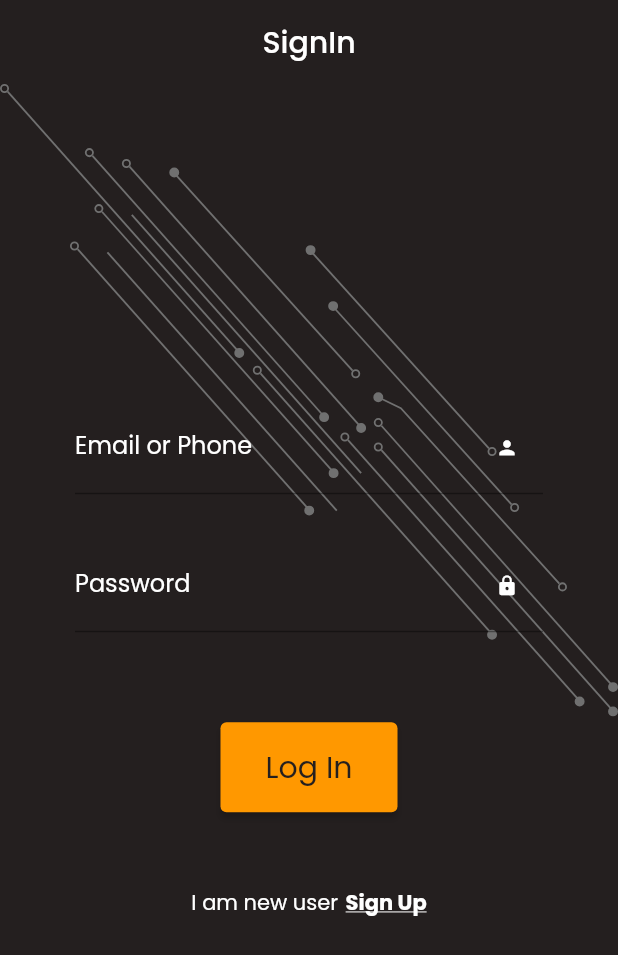
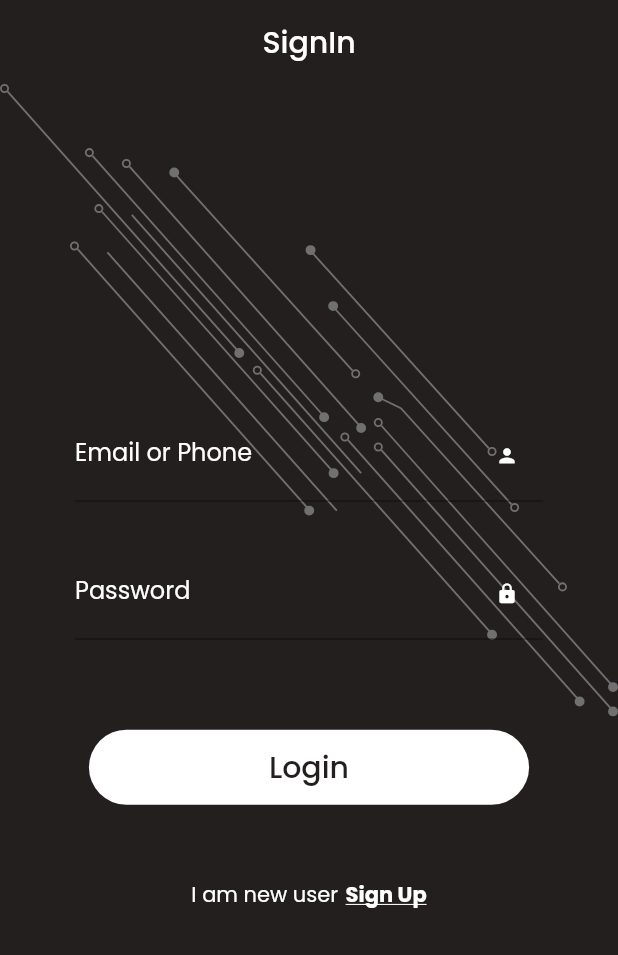
Before and after one commit to Technogeekpro/Mobile_Service, a Flutter app: the screen it shows after launch, after a tap on "Log In", on a phone screen of 412 x 824 dp. Shown: the top 955 px of the screen. Run offline on Flutter 3.47's test engine with Material 2 defaults, Android fonts, the phone set to English and light mode, and no system bars; our stand-ins replace carousel_slider, cloud_firestore, firebase_auth, firebase_core, flutter_svg, get and 1 more; accounts and stored records are empty.

Commit message:
change button

```diff
--- a/lib/view/signin.dart
+++ b/lib/view/signin.dart
@@ -1,4 +1,3 @@
-
 import 'package:firebase_core/firebase_core.dart';
 import 'package:flutter_svg/flutter_svg.dart';
 import 'package:flutter/material.dart';
@@ -8,14 +7,11 @@ import 'package:mobile_service/controller/auth_controller.dart';
 import 'package:mobile_service/widget/colors.dart';
 
 class SignIn extends GetWidget<FirebaseAuthController> {
-
   TextEditingController emailController = new TextEditingController();
   TextEditingController passwordController = new TextEditingController();
 
-
   @override
   Widget build(BuildContext context) {
-
     return Scaffold(
       appBar: AppBar(
         elevation: 0,
@@ -39,7 +35,7 @@ class SignIn extends GetWidget<FirebaseAuthController> {
               child: Column(
                 children: [
                   TextField(
-                          controller:emailController,
+                      controller: emailController,
                       cursorColor: CustomColor.secondaryColor,
                       decoration: InputDecoration(
                           focusedBorder: new UnderlineInputBorder(
@@ -78,26 +74,23 @@ class SignIn extends GetWidget<FirebaseAuthController> {
                   SizedBox(
                     height: 60,
                   ),
-
-                       ElevatedButton(
-                            style: ElevatedButton.styleFrom(
-                              // background color
-                              primary: Colors.orange,
-                              padding: EdgeInsets.symmetric(horizontal: 30, vertical: 15),
-
-                              textStyle: GoogleFonts.poppins(fontSize: 20),
+                  TextButton(
+                      onPressed: () async {
+                        controller.login(
+                            emailController.text, passwordController.text);
+                      },
+                      style: TextButton.styleFrom(
+                        backgroundColor: CustomColor.secondaryColor,
+                        primary: CustomColor.primaryColor,
+                        padding: EdgeInsets.fromLTRB(120, 10, 120, 10),
+                        shape: new RoundedRectangleBorder(
+                            borderRadius: new BorderRadius.circular(30.0)),
                       ),
-                            onPressed: () async  {
-                                controller.login(emailController.text, passwordController.text);
-                            },
-
-                            child: Text('Log In',
+                      child: Text('Login',
                           style: GoogleFonts.poppins(
                             color: CustomColor.primaryColor,
                             fontSize: 20,
-                                )),
-                          ),
-
+                          ))),
                   SizedBox(height: 50),
                   Center(
                     child: Row(
@@ -129,7 +122,5 @@ class SignIn extends GetWidget<FirebaseAuthController> {
         ),
       ]),
     );
-
-
   }
 }
--- a/lib/view/signup.dart
+++ b/lib/view/signup.dart
@@ -130,7 +130,7 @@ class SignUp extends StatelessWidget {
                       style: TextButton.styleFrom(
                         backgroundColor: CustomColor.secondaryColor,
                         primary: CustomColor.primaryColor,
-                        padding: EdgeInsets.fromLTRB(120, 10, 120, 10),
+                        padding: EdgeInsets.fromLTRB(100, 10, 100, 10),
                         shape: new RoundedRectangleBorder(
                             borderRadius: new BorderRadius.circular(30.0)),
                       ),
```
Lines whose indentation alone changed are shown as unchanged.
